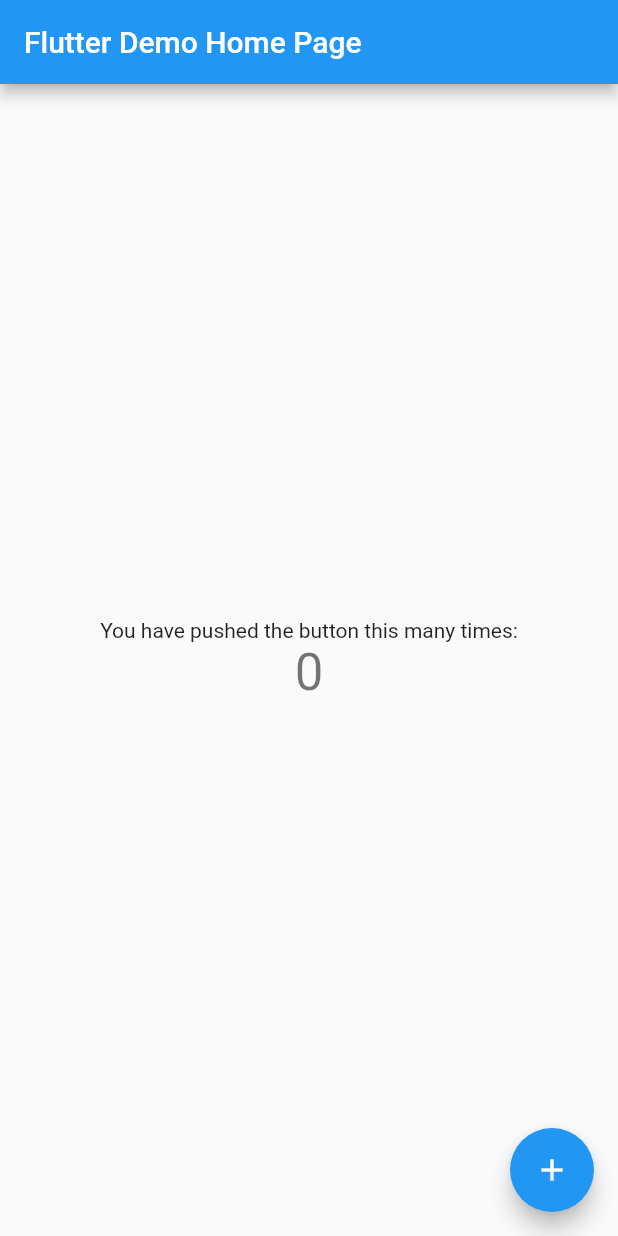
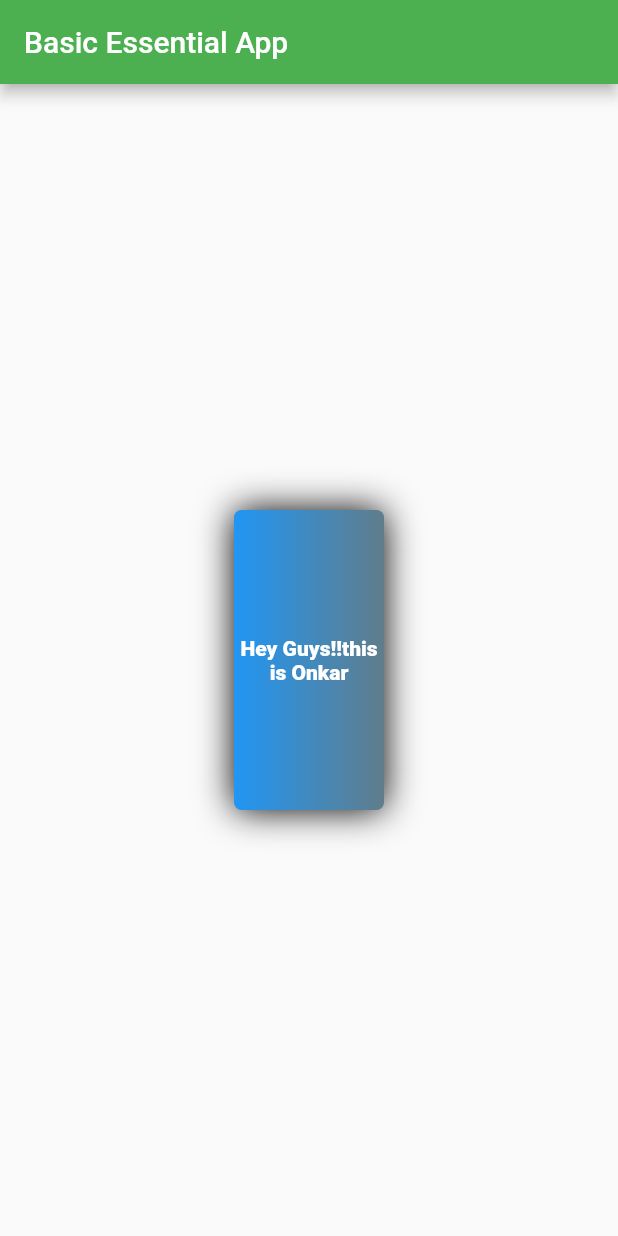
Before and after one commit to onkarnirhali/Flutter-Essentials, a Flutter app: the screen it shows after launch, on a phone screen of 412 x 824 dp. Run offline on Flutter 3.47's test engine with Material 2 defaults, Android fonts, the phone set to English and light mode, and no system bars.

Commit message:
Chapter 2 Finished - Youtube Mtech Viral

```diff
--- a/flutterEssentials/lib/main.dart
+++ b/flutterEssentials/lib/main.dart
@@ -1,117 +1,39 @@
 import 'package:flutter/material.dart';
 
 void main() {
-  runApp(MyApp());
+  runApp(MaterialApp(
+    home: HomePage(),
+    theme: ThemeData(
+        primarySwatch: Colors.green, secondaryHeaderColor: Colors.black),
+  ));
 }
 
-class MyApp extends StatelessWidget {
-  // This widget is the root of your application.
+class HomePage extends StatelessWidget {
   @override
   Widget build(BuildContext context) {
-    return MaterialApp(
-      title: 'Flutter Demo',
-      theme: ThemeData(
-        // This is the theme of your application.
-        //
-        // Try running your application with "flutter run". You'll see the
-        // application has a blue toolbar. Then, without quitting the app, try
-        // changing the primarySwatch below to Colors.green and then invoke
-        // "hot reload" (press "r" in the console where you ran "flutter run",
-        // or simply save your changes to "hot reload" in a Flutter IDE).
-        // Notice that the counter didn't reset back to zero; the application
-        // is not restarted.
-        primarySwatch: Colors.blue,
-        // This makes the visual density adapt to the platform that you run
-        // the app on. For desktop platforms, the controls will be smaller and
-        // closer together (more dense) than on mobile platforms.
-        visualDensity: VisualDensity.adaptivePlatformDensity,
+    return Scaffold(
+      appBar: AppBar(
+        title: Text("Basic Essential App"),
       ),
-      home: MyHomePage(title: 'Flutter Demo Home Page'),
+      body: Center(
+        child: Container(
+          width: 100,
+          height: 200,
+          clipBehavior: Clip.antiAlias,
+          padding: EdgeInsets.symmetric(vertical: 2),
+          decoration: BoxDecoration(
+              color: Colors.blueAccent,
+              gradient: LinearGradient(colors: [Colors.blue, Colors.blueGrey]),
+              borderRadius: BorderRadius.circular(5),
+              boxShadow: [BoxShadow(color: Colors.black, blurRadius: 20)]),
+          alignment: Alignment.center,
+          child: Text(
+            "Hey Guys!!this is Onkar",
+            style: TextStyle(fontWeight: FontWeight.w900, color: Colors.white),
+            textAlign: TextAlign.center,
+          ),
+        ),
+      ),
     );
   }
 }
-
-class MyHomePage extends StatefulWidget {
-  MyHomePage({Key key, this.title}) : super(key: key);
-
-  // This widget is the home page of your application. It is stateful, meaning
-  // that it has a State object (defined below) that contains fields that affect
-  // how it looks.
-
-  // This class is the configuration for the state. It holds the values (in this
-  // case the title) provided by the parent (in this case the App widget) and
-  // used by the build method of the State. Fields in a Widget subclass are
-  // always marked "final".
-
-  final String title;
-
-  @override
-  _MyHomePageState createState() => _MyHomePageState();
-}
-
-class _MyHomePageState extends State<MyHomePage> {
-  int _counter = 0;
-
-  void _incrementCounter() {
-    setState(() {
-      // This call to setState tells the Flutter framework that something has
-      // changed in this State, which causes it to rerun the build method below
-      // so that the display can reflect the updated values. If we changed
-      // _counter without calling setState(), then the build method would not be
-      // called again, and so nothing would appear to happen.
-      _counter++;
-    });
-  }
-
-  @override
-  Widget build(BuildContext context) {
-    // This method is rerun every time setState is called, for instance as done
-    // by the _incrementCounter method above.
-    //
-    // The Flutter framework has been optimized to make rerunning build methods
-    // fast, so that you can just rebuild anything that needs updating rather
-    // than having to individually change instances of widgets.
-    return Scaffold(
-      appBar: AppBar(
-        // Here we take the value from the MyHomePage object that was created by
-        // the App.build method, and use it to set our appbar title.
-        title: Text(widget.title),
-      ),
-      body: Center(
-        // Center is a layout widget. It takes a single child and positions it
-        // in the middle of the parent.
-        child: Column(
-          // Column is also a layout widget. It takes a list of children and
-          // arranges them vertically. By default, it sizes itself to fit its
-          // children horizontally, and tries to be as tall as its parent.
-          //
-          // Invoke "debug painting" (press "p" in the console, choose the
-          // "Toggle Debug Paint" action from the Flutter Inspector in Android
-          // Studio, or the "Toggle Debug Paint" command in Visual Studio Code)
-          // to see the wireframe for each widget.
-          //
-          // Column has various properties to control how it sizes itself and
-          // how it positions its children. Here we use mainAxisAlignment to
-          // center the children vertically; the main axis here is the vertical
-          // axis because Columns are vertical (the cross axis would be
-          // horizontal).
-          mainAxisAlignment: MainAxisAlignment.center,
-          children: <Widget>[
-            Text(
-              'You have pushed the button this many times:',
-            ),
-            Text(
-              '$_counter',
-              style: Theme.of(context).textTheme.headline4,
-            ),
-          ],
-        ),
-      ),
-      floatingActionButton: FloatingActionButton(
-        onPressed: _incrementCounter,
-        tooltip: 'Increment',
-        child: Icon(Icons.add),
-      ), // This trailing comma makes auto-formatting nicer for build methods.
-    );
-  }
-}
```
